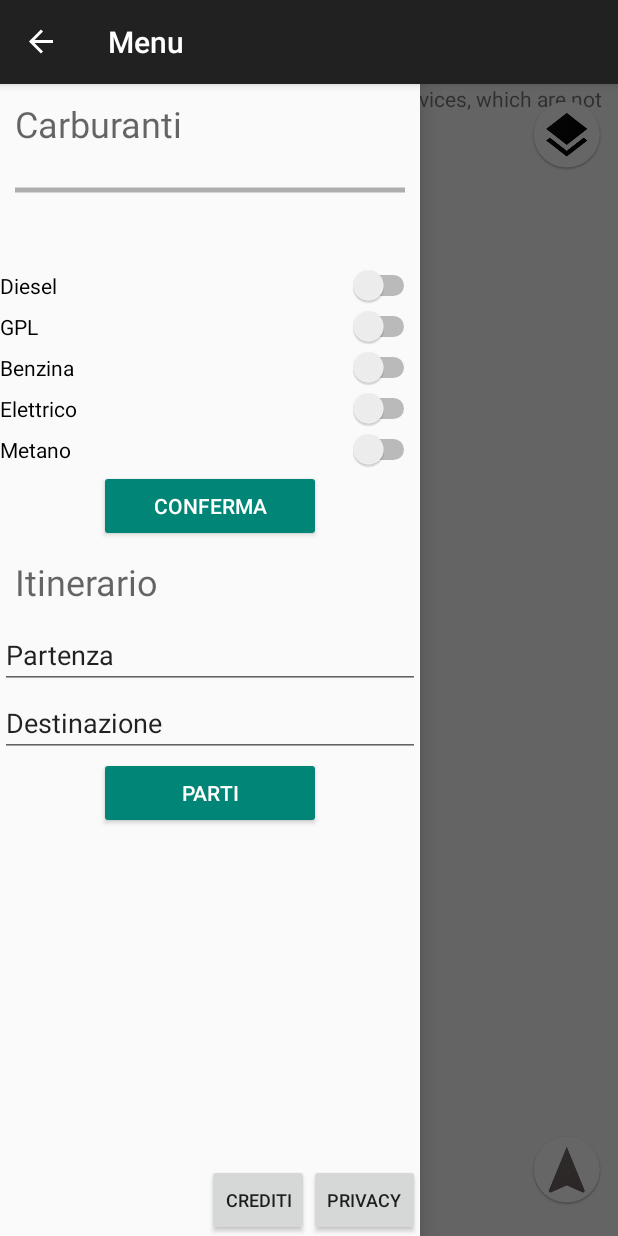
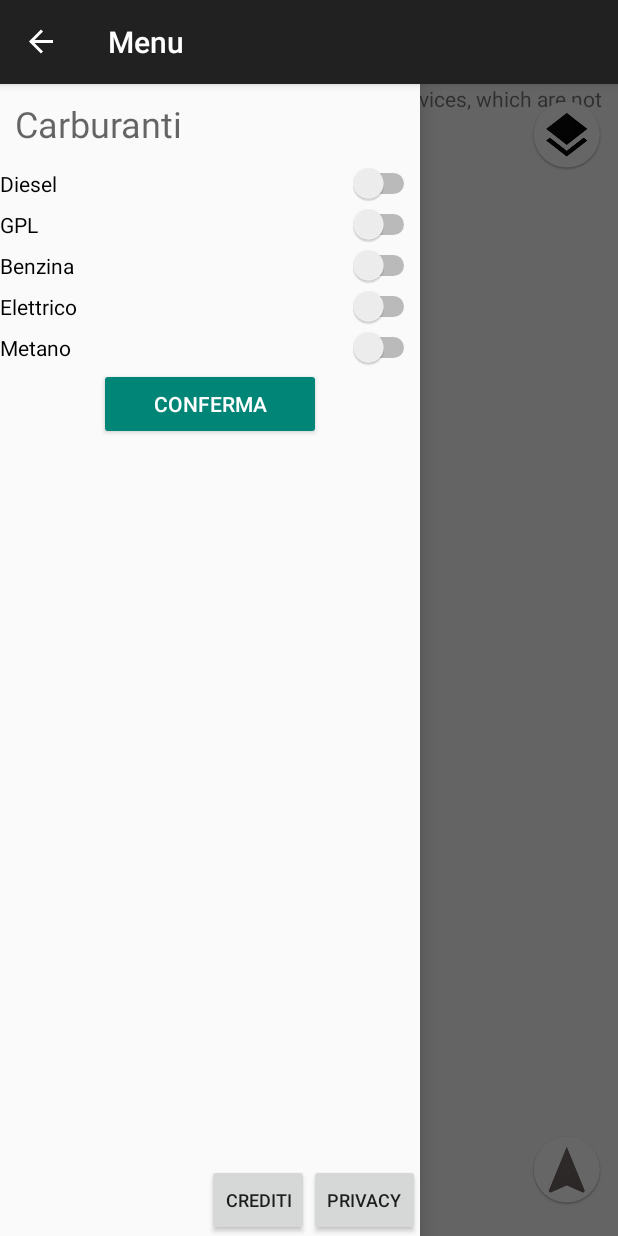
Before and after one commit to unive-ingsw2017/electrici-team, an Android app: the screen it shows after launch (MapsActivity), with the side drawer open, on a phone screen of 412 x 824 dp. Run offline under Robolectric (Android 15) with nearby library versions, the phone set to English and light mode, and no system bars; our stand-ins replace Volley; 4 statements that could not run were skipped.

Commit message:
Altre robe varie

```diff
--- a/EasyRefuel/template/app/src/main/AndroidManifest.xml
+++ b/EasyRefuel/template/app/src/main/AndroidManifest.xml
@@ -13,6 +13,7 @@
     <uses-permission android:name="android.permission.INTERNET" />
     <uses-permission android:name="android.permission.ACCESS_NETWORK_STATE" />
     <uses-permission android:name="android.permission.WRITE_EXTERNAL_STORAGE" />
+    <uses-permission android:name="android.permission.READ_EXTERNAL_STORAGE" />
 
     <application
         android:allowBackup="false"
--- a/EasyRefuel/template/app/src/main/java/it/unive/dais/cevid/datadroid/template/DBHelper.java
+++ b/EasyRefuel/template/app/src/main/java/it/unive/dais/cevid/datadroid/template/DBHelper.java
@@ -10,27 +10,23 @@ import java.io.IOException;
 import java.io.InputStream;
 import java.io.OutputStream;
 import java.util.ArrayList;
-import java.util.Iterator;
 import java.util.List;
 
+import android.Manifest;
 import android.content.Context;
 import android.database.Cursor;
-import android.database.SQLException;
 import android.database.sqlite.SQLiteDatabase;
 import android.database.sqlite.SQLiteOpenHelper;
-
-import com.google.android.gms.maps.model.LatLng;
-
 import static android.database.sqlite.SQLiteDatabase.OPEN_READONLY;
 import static android.database.sqlite.SQLiteDatabase.openDatabase;
 
 public class DBHelper extends SQLiteOpenHelper {
 
-        //The Android's default system path of your application database.
         private static String DB_PATH = "/data/data/" + "it.unive.dais.cevid.datadroid.template" + "/databases";
         private static String DB_NAME = "db";
         private SQLiteDatabase myDataBase;
         private final Context myContext;
+
 
         public DBHelper(Context context) {
             super(context, DB_NAME, null, 1);
@@ -51,12 +47,12 @@ public class DBHelper extends SQLiteOpenHelper {
                if (!f.exists()) {
                     f.mkdirs();
                     f.createNewFile();
-                    CopyDB(myContext.getAssets().open("db"), new FileOutputStream(destPath));
+                    CopyDB(myContext.getAssets().open("db"), new FileOutputStream(destPath+DB_NAME));
                 }
             } catch (IOException e) {
                 e.printStackTrace();
             }
-            myDataBase = openDatabase(destPath,null,OPEN_READONLY);
+            myDataBase = openDatabase(destPath+"db",null,OPEN_READONLY);
         }
 
         @Override
--- a/EasyRefuel/template/app/src/main/java/it/unive/dais/cevid/datadroid/template/MapsActivity.java
+++ b/EasyRefuel/template/app/src/main/java/it/unive/dais/cevid/datadroid/template/MapsActivity.java
@@ -145,7 +145,7 @@ public class MapsActivity extends AppCompatActivity
      * fanno parte degli oggetti gestiti manualmente dal codice.
      */
     protected ImageButton button_here,button_maps,button_nav,button_exit,button_ibrida,button_satellite,button_rilievo,button_normale;
-    protected Button button_confirm,button_go,button_credits,button_privacy;
+    protected Button button_confirm,button_credits,button_privacy;
     /**
      * API per i servizi di localizzazione.
      */
@@ -174,9 +174,9 @@ public class MapsActivity extends AppCompatActivity
     protected Switch GPL,diesel,benzina,metano,elettrico;
 
     /*progress bar e Async Task*/
-    private ProgressBar mProgressBar;
-    private AsyncTask<HashMap<Integer,Station>, Integer,HashMap<Integer,Station>> mMyTask;
-    private TextView mTextView;
+    //private ProgressBar mProgressBar;
+    //private AsyncTask<HashMap<Integer,Station>, Integer,HashMap<Integer,Station>> mMyTask;
+    //private TextView mTextView;
 
     List<Station> station = new ArrayList<>();
     private Collection<Marker> markers;
@@ -253,12 +253,11 @@ public class MapsActivity extends AppCompatActivity
         mActivityTitle = getTitle().toString();
 
         /*progress bar*/
-        mProgressBar = (ProgressBar) findViewById(R.id.progress_bar);
-        mTextView = (TextView) findViewById(R.id.text_view);
+        //mProgressBar = (ProgressBar) findViewById(R.id.progress_bar);
+        //mTextView = (TextView) findViewById(R.id.text_view);
 
         /*bottoni del drawer*/
         button_confirm = (Button) findViewById(R.id.Conferma);
-        button_go = (Button) findViewById(R.id.Parti);
 
         button_credits = (Button) findViewById(R.id.Crediti);
         button_privacy = (Button) findViewById(R.id.Privacy);
@@ -279,9 +278,7 @@ public class MapsActivity extends AppCompatActivity
         getSupportActionBar().setHomeButtonEnabled(true);
         /*fine drawer*/
 
-        /*helper per il db*/
-        db = new DBHelper(this);
-        db.openDataBase();
+
 
         // API per i servizi di localizzazione
         fusedLocationClient = LocationServices.getFusedLocationProviderClient(this);
@@ -293,6 +290,10 @@ public class MapsActivity extends AppCompatActivity
         Locale locale = Locale.getDefault();
         geocoder = new Geocoder(this, locale);
 
+        ////////////////////////////////////////////////////////
+        db = new DBHelper(this);
+        db.openDataBase();
+        //////////////////////////////////////////////////////
         // quando viene premito il pulsante HERE viene eseguito questo codice
         button_here.setOnClickListener(new View.OnClickListener() {
 
@@ -357,7 +358,7 @@ public class MapsActivity extends AppCompatActivity
             }
         });*/
 
-        /*filtra le stazioni di servizio--DA FARE*/
+        /*filtra le stazioni di servizio*/
         GPL.setOnCheckedChangeListener(new CompoundButton.OnCheckedChangeListener() {
             public void onCheckedChanged(CompoundButton buttonView, boolean isChecked) {
                 if(isChecked){
@@ -424,6 +425,8 @@ public class MapsActivity extends AppCompatActivity
                         markers = putMarkersFromMapItems(station);
                         s = null;
                     }
+                    //chiude il drawer
+                    mDrawerLayout.closeDrawers();
             }
         });
 
@@ -618,6 +621,7 @@ public class MapsActivity extends AppCompatActivity
             }
         }
     }
+
 
     /**
      * Invocato quando viene creato il menu delle impostazioni.
@@ -1267,6 +1271,8 @@ public class MapsActivity extends AppCompatActivity
 
         setMobileDataEnabledMethod.invoke(connectivityManager, enabled);
     }
+
+
 
 
 
--- a/EasyRefuel/template/app/src/main/res/layout/activity_maps.xml
+++ b/EasyRefuel/template/app/src/main/res/layout/activity_maps.xml
@@ -82,9 +82,7 @@
         android:id="@+id/navList"
         android:layout_width="wrap_content"
         android:layout_height="match_parent"
-        android:layout_gravity="start"><!--
-        app:headerLayout="@layout/drawer_top"
-        app:menu="@menu/drawer_menu">-->
+        android:layout_gravity="start">
         <LinearLayout xmlns:android="http://schemas.android.com/apk/res/android"
             xmlns:app="http://schemas.android.com/apk/res-auto"
             android:layout_width="match_parent"
@@ -98,28 +96,6 @@
                 android:text="Carburanti"
                 android:textAppearance="@style/TextAppearance.AppCompat.Caption"
                 android:textSize="24sp" />
-
-            <ProgressBar
-                android:id="@+id/progress_bar"
-                style="@android:style/Widget.Holo.Light.ProgressBar.Horizontal"
-                android:layout_width="match_parent"
-                android:layout_height="wrap_content"
-                android:layout_margin="10dp"
-                android:indeterminate="false"
-                android:max="100"
-                android:progressTint="@color/button_main_color"
-                app:layout_anchorGravity="top" />
-
-            <TextView
-                android:id="@+id/text_view"
-                android:layout_width="match_parent"
-                android:layout_height="wrap_content"
-                android:layout_gravity="center_horizontal"
-                android:gravity="center_horizontal"
-                android:textSize="15sp"
-                android:padding="5dp"
-                app:layout_anchor="@id/progress_bar"
-                app:layout_anchorGravity="center_horizontal" />
 
             <Switch
                 android:id="@+id/Diesel"
@@ -158,34 +134,6 @@
                 android:layout_height="wrap_content"
                 android:layout_gravity="center"
                 android:text="Conferma" />
-
-            <TextView
-                android:layout_width="match_parent"
-                android:layout_height="wrap_content"
-                android:padding="10dp"
-                android:text="Itinerario"
-                android:textAppearance="@style/TextAppearance.AppCompat.Caption"
-                android:textSize="24sp" />
-
-            <EditText
-                android:id="@+id/partenza"
-                android:layout_width="match_parent"
-                android:layout_height="wrap_content"
-                android:ems="10"
-                android:text="Partenza" />
-            <EditText
-                android:id="@+id/destinazione"
-                android:layout_width="match_parent"
-                android:layout_height="wrap_content"
-                android:ems="10"
-                android:text="Destinazione" />
-            <Button
-                android:id="@+id/Parti"
-                style="@style/Widget.AppCompat.Button.Colored"
-                android:layout_width="148dp"
-                android:layout_height="wrap_content"
-                android:layout_gravity="center"
-                android:text="Parti" />
             <!-- filler -->
             <TextView android:layout_height="0dip"
                 android:layout_width="fill_parent"
```
